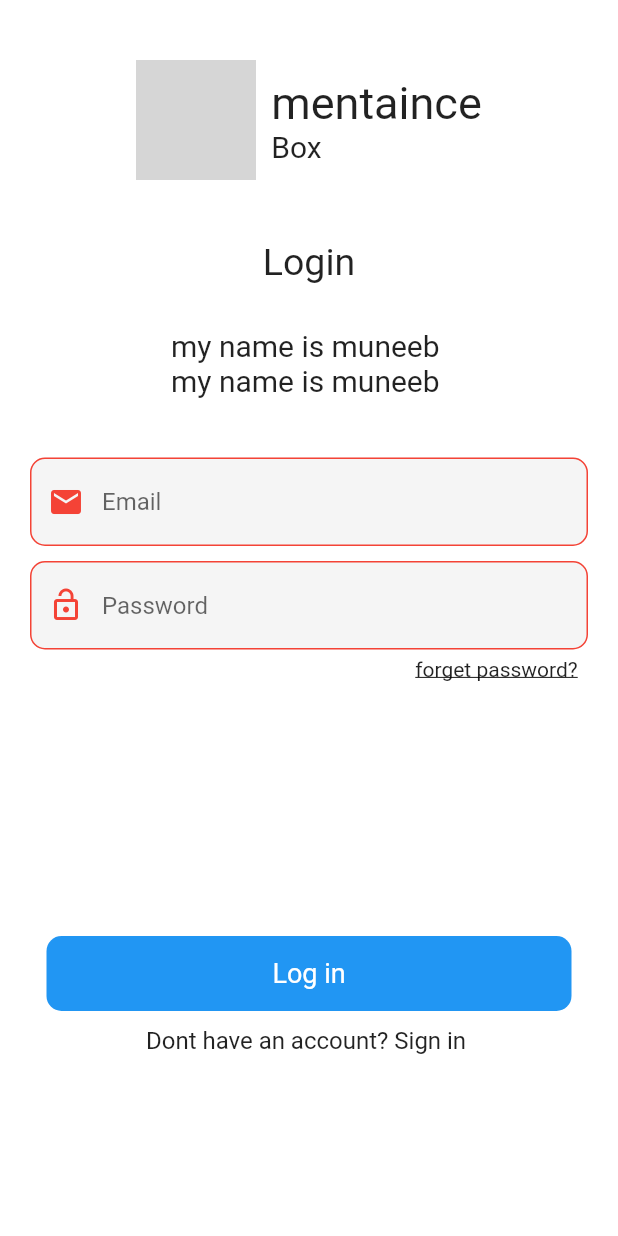
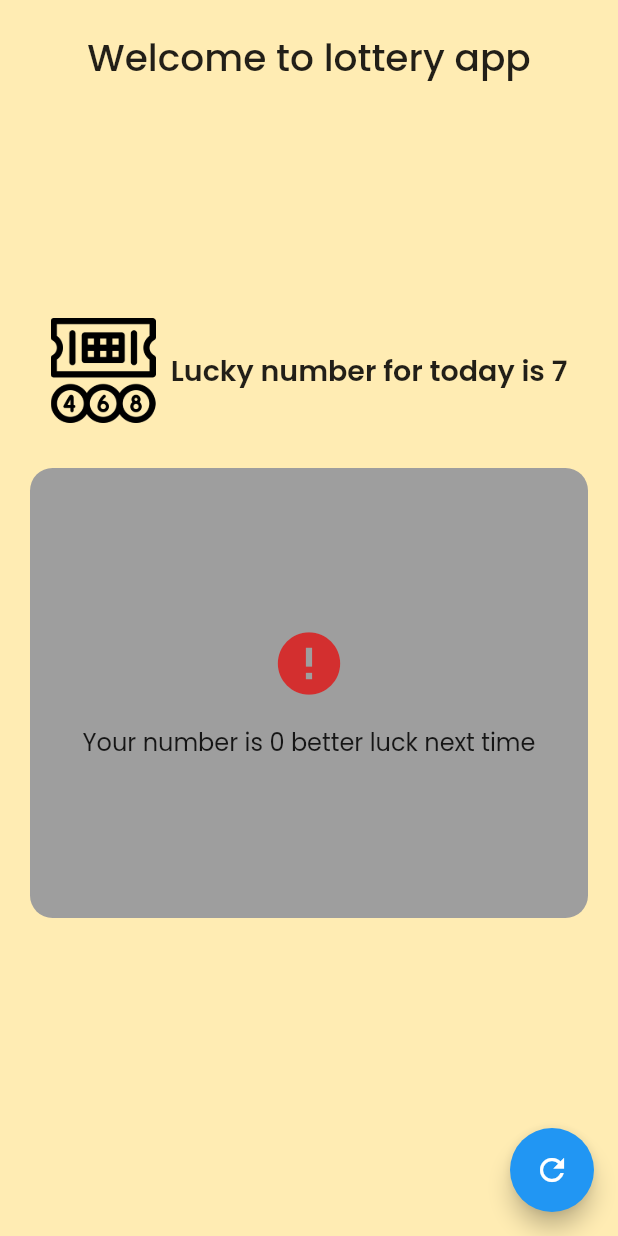
Before and after one commit to MuneebJaan/flutter_learning1, a Flutter app: the screen it shows after launch, on a phone screen of 412 x 824 dp. Run offline on Flutter 3.47's test engine with Material 2 defaults, Android fonts, the phone set to English and light mode, and no system bars; our stand-ins replace google_fonts; grey boxes are pictures that could not be loaded.

Commit message:
lottery appp

```diff
--- a/lib/main.dart
+++ b/lib/main.dart
@@ -1,143 +1,122 @@
 import 'package:flutter/material.dart';
-
+import 'package:google_fonts/google_fonts.dart';
+import 'dart:math';
 void main() {
   runApp(MyApp());
 }
 
-class MyApp extends StatelessWidget {
+class MyApp extends StatefulWidget {
   const MyApp({super.key});
 
   @override
+  State<MyApp> createState() => _MyAppState();
+}
+
+class _MyAppState extends State<MyApp> {
+  Random random=Random();
+  int x =0;
+  @override
   Widget build(BuildContext context) {
-    return MaterialApp(
+    return SafeArea(
+      child: MaterialApp(
+        theme: ThemeData(fontFamily: GoogleFonts.poppins().fontFamily),
         home: Scaffold(
-        backgroundColor: Colors.white,
-        body: SafeArea(
+
+          backgroundColor: Colors.amber.shade100,
+          body: Padding(
+            padding: const EdgeInsets.symmetric(horizontal: 20.0),
+            child: SafeArea(
               child: Column(
+                mainAxisAlignment: MainAxisAlignment.start,
                 children: [
                   SizedBox(
-                height: 40,
+                    height: 20,
                   ),
+                  Center(
+                    child: Text(
+                      'Welcome to lottery app',
+                      style: TextStyle(
+                          fontFamily: GoogleFonts.poppins().fontFamily,
+                          fontSize: 25,
+                          fontWeight: FontWeight.w500),
+                    ),
+                  ),
+                  SizedBox(height: 150),
                   Row(
                     mainAxisAlignment: MainAxisAlignment.center,
-                crossAxisAlignment: CrossAxisAlignment.center,
+                    // crossAxisAlignment: CrossAxisAlignment.start,
                     children: [
                       Image(
                           height: 80,
-                    width: 80,
-                    image: AssetImage('assets/pic.jpg'),
-                  ),
+                          width: 70,
+                          image: AssetImage(
+                            'assets/lottery.png',
+                          )),
                       SizedBox(
                         width: 10,
                       ),
                       Column(
                         crossAxisAlignment: CrossAxisAlignment.start,
+                        //   mainAxisAlignment: MainAxisAlignment.start,
                         children: [
-                      Text(
-                        'mentaince',
-                        style: TextStyle(fontSize: 30),
-                      ),
-                      Text(
-                        'Box',
-                        style: TextStyle(fontSize: 20),
-                      ),
+                          Center(
+                              child: Text(
+                                'Lucky number for today is 7',
+                                style: TextStyle(
+                                    fontFamily: GoogleFonts.poppins().fontFamily,
+                                    fontSize: 19,
+                                    fontWeight: FontWeight.w600),
+                              ))
                         ],
                       ),
                     ],
                   ),
                   SizedBox(
-                height: 40,
+                    height: 25,
                   ),
-              Center(
-                child: Text(
-                  'Login',
-                  style: TextStyle(fontSize: 25),
+                  Container(
+                    height:300 ,
+                    width: 400,
+                    decoration: BoxDecoration(
+                      color: Colors.grey.shade500,
+                      borderRadius: BorderRadius.circular(15),
                     ),
+                    child:x==7? Column(
+                      mainAxisAlignment: MainAxisAlignment.center,
+                      crossAxisAlignment: CrossAxisAlignment.center,
+                      children: [
+                        Icon(Icons.done_all_outlined,color: Colors.green.shade700,size: 50,),
+                        SizedBox(
+                          height: 15,
                         ),
+                        Text('Congrates you have won the lottery',style: TextStyle(fontSize: 16,),),
+                      ],
+                    ) :Column(
+                      mainAxisAlignment: MainAxisAlignment.center,
+                      crossAxisAlignment: CrossAxisAlignment.center,
+                      children: [
+                        Icon(Icons.error,color: Colors.red.shade700,size: 50,),
                         SizedBox(
-                height: 30,
+                          height: 15,
                         ),
-              Center(
-                child: Text(
-                  'my name is muneeb \nmy name is muneeb ',
-                  style: TextStyle(fontSize: 20),
+                        Text('Your number is $x better luck next time',style: TextStyle(fontSize: 16,),),
+                      ],
                     ),
+
                   ),
-              SizedBox(
-                height: 30,
-              ),
-              Padding(
-                padding: const EdgeInsets.symmetric(vertical: 10,horizontal: 20),
-                child: TextFormField(
-                  decoration: InputDecoration(
-                    hintText: 'Email',
-                    fillColor: Colors.grey.shade100,
-                    filled: true,
-                    prefixIcon:const Icon(Icons.email,color:Colors.red ,),
-                    enabledBorder: OutlineInputBorder(
-                      borderRadius: BorderRadius.circular(10),
-                        borderSide:const BorderSide(color: Colors.red)),
+                ],
               ),
             ),
           ),
+          floatingActionButton: FloatingActionButton(
+            onPressed: (){
+             x=random.nextInt(10);
+             print(x);
+             setState(() {
 
-              Padding(
-                padding: const EdgeInsets.only(left: 20,right: 20,),
-                child: TextFormField(
-                  decoration: InputDecoration(
-
-                    hintText: 'Password',
-                    fillColor: Colors.grey.shade100,
-                    filled: true,
-                    prefixIcon:const Icon(Icons.lock_open,color:Colors.red ,),
-                    enabledBorder: OutlineInputBorder(
-                        borderRadius: BorderRadius.circular(10),
-                        borderSide:const BorderSide(color: Colors.red)),
-                  ),
-                ),
-              ),
-              Row(
-                mainAxisAlignment: MainAxisAlignment.center,
-                children: [
-                  Padding(
-                    padding: const EdgeInsets.only(top: 5,left: 250 ),
-                    child: Text('forget password?',style: TextStyle(decoration: TextDecoration.underline),),
-                  )
-                ],
-              ),
-              SizedBox(
-                height: 170,
-              ),
-              Container(
-                height: 50,
-                width: 350,
-                decoration: BoxDecoration(
-                  color: Colors.blue,
-                  borderRadius: BorderRadius.circular(10),
-                ),
-                child: Center(
-                    child: Text(
-                  'Log in',
-                  style: TextStyle(fontSize: 18, color: Colors.white),
-                )),
-              ),
-              SizedBox(
-                height: 10,
-              ),
-              Row(
-                mainAxisAlignment: MainAxisAlignment.center,
-                children: [
-                  Text(
-                    'Dont have an account? ',
-                    style: TextStyle(fontSize: 16),
-                  ),
-                  Text(
-                    'Sign in ',
-                    style: TextStyle(fontSize: 16),
-                  ),
-                ],
-              )
-            ],
+             });
+            },
+            child:x==7? Icon(Icons.done_all):Icon(Icons.refresh),
           ),
         ),
       ),
--- a/pubspec.yaml
+++ b/pubspec.yaml
@@ -35,6 +35,7 @@ dependencies:
   # The following adds the Cupertino Icons font to your application.
   # Use with the CupertinoIcons class for iOS style icons.
   cupertino_icons: ^1.0.2
+  google_fonts: ^6.1.0
 
 dev_dependencies:
   flutter_test:
```
Also changed, not shown: assets/logo.png (deleted), assets/lottery.png (added), pubspec.lock. Lines whose indentation alone changed are shown as unchanged.
